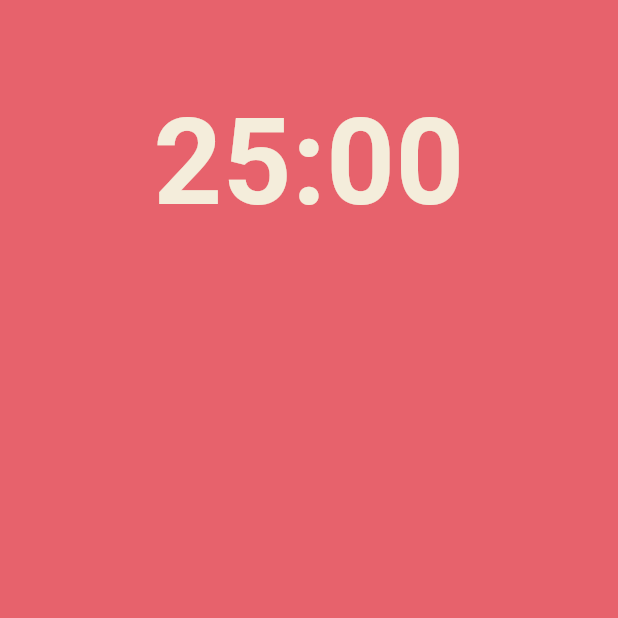
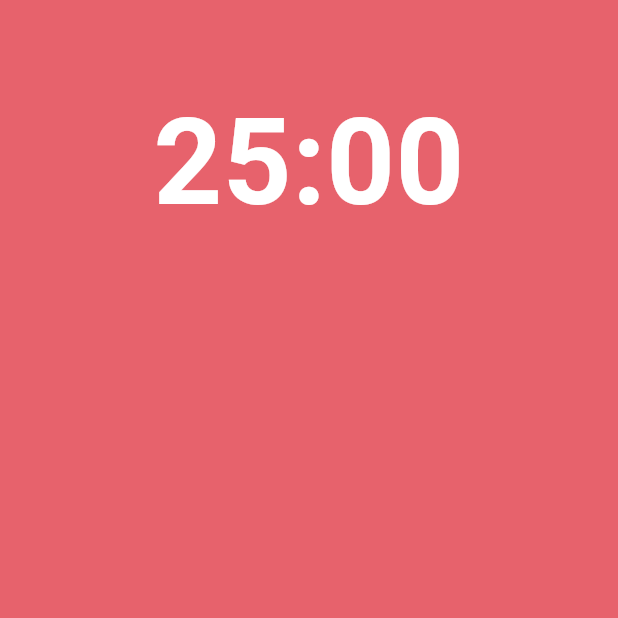
Before and after one commit to maskelog/Flutter_App, a Flutter app: the HomeScreen screen opened directly, on a phone screen of 412 x 824 dp, the top half of it. Run offline on Flutter 3.47's test engine with Material 3 defaults, Android fonts, the phone set to English and light mode, and no system bars.

Commit message:
25:00 출력 성공

```diff
--- a/pomodoro/pomodoro/lib/main.dart
+++ b/pomodoro/pomodoro/lib/main.dart
@@ -27,9 +27,7 @@ class _AppState extends State<App> {
         ),
         cardColor: const Color(0xFFF4EDDB),
       ),
-      home: const Scaffold(
-        body: Center(),
-      ),
+      home: const HomeScreen(),
     );
   }
 }
--- a/pomodoro/pomodoro/lib/screens/home_screen.dart
+++ b/pomodoro/pomodoro/lib/screens/home_screen.dart
@@ -18,10 +18,10 @@ class _HomeScreenState extends State<HomeScreen> {
             flex: 1,
             child: Container(
               alignment: Alignment.bottomCenter,
-              child: Text(
+              child: const Text(
                 '25:00',
                 style: TextStyle(
-                  color: Theme.of(context).cardColor,
+                  color: Colors.white,
                   fontSize: 80,
                   fontWeight: FontWeight.w600,
                 ),
```
